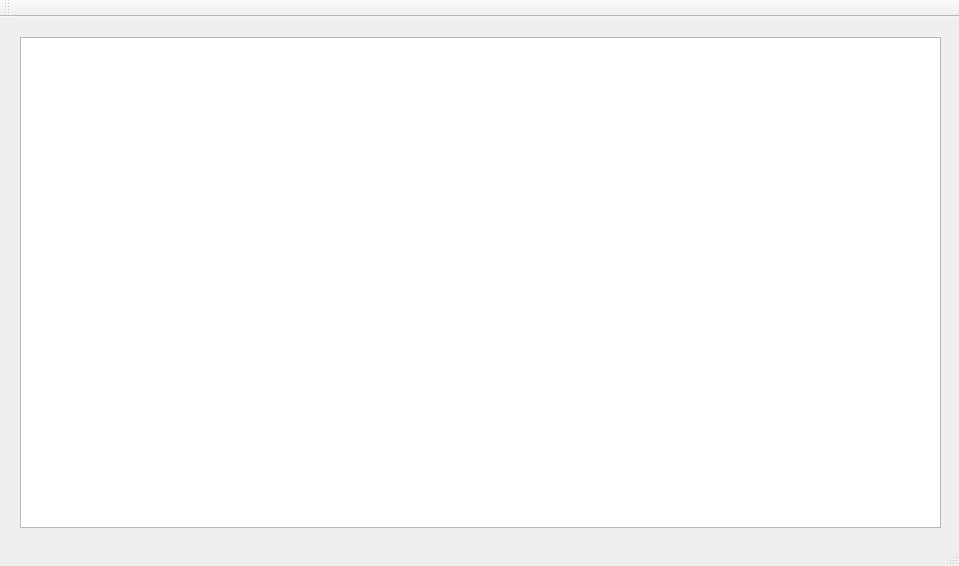
First picture: the form in packet/mainwindow.ui, repository holic159/packet-capture, before the edit.
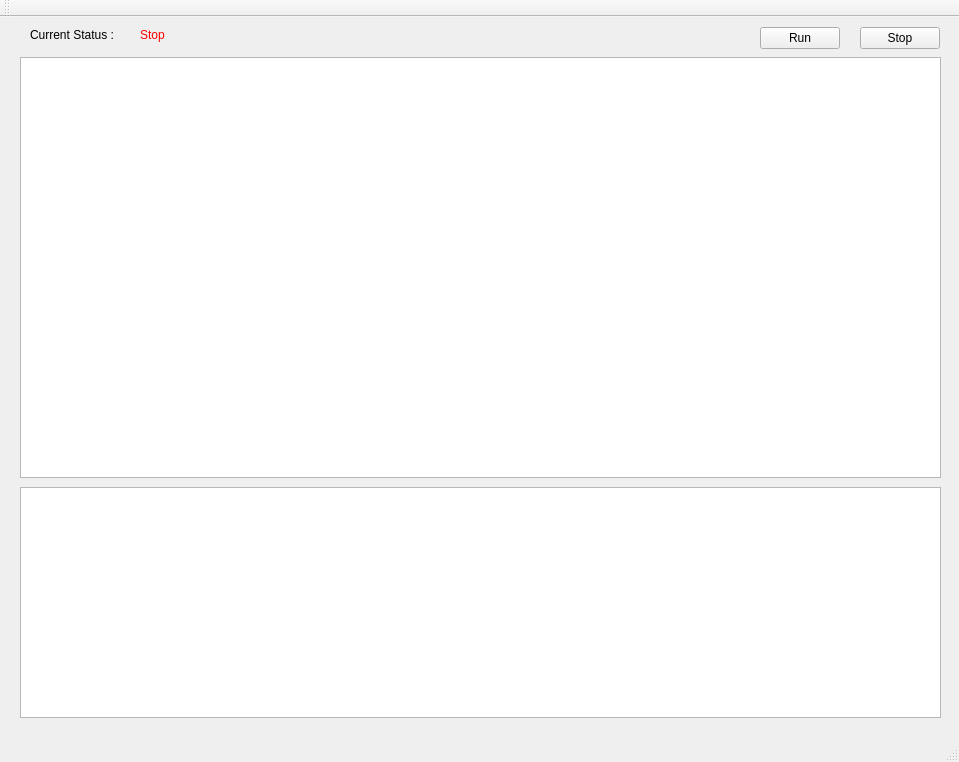
Second picture: the form after the edit.

```diff
--- a/packet/mainwindow.ui
+++ b/packet/mainwindow.ui
@@ -7,7 +7,7 @@
     <x>0</x>
     <y>0</y>
     <width>959</width>
-    <height>566</height>
+    <height>762</height>
    </rect>
   </property>
   <property name="windowTitle">
@@ -18,9 +18,74 @@
     <property name="geometry">
      <rect>
       <x>20</x>
-      <y>20</y>
+      <y>40</y>
       <width>921</width>
-      <height>491</height>
+      <height>421</height>
+     </rect>
+    </property>
+   </widget>
+   <widget class="QPushButton" name="runButton">
+    <property name="geometry">
+     <rect>
+      <x>760</x>
+      <y>10</y>
+      <width>80</width>
+      <height>22</height>
+     </rect>
+    </property>
+    <property name="text">
+     <string>Run</string>
+    </property>
+   </widget>
+   <widget class="QPushButton" name="stopButton">
+    <property name="geometry">
+     <rect>
+      <x>860</x>
+      <y>10</y>
+      <width>80</width>
+      <height>22</height>
+     </rect>
+    </property>
+    <property name="text">
+     <string>Stop</string>
+    </property>
+   </widget>
+   <widget class="QLabel" name="currentStatusLabel">
+    <property name="geometry">
+     <rect>
+      <x>30</x>
+      <y>10</y>
+      <width>101</width>
+      <height>16</height>
+     </rect>
+    </property>
+    <property name="text">
+     <string>Current Status : </string>
+    </property>
+   </widget>
+   <widget class="QLabel" name="currentStatusValue">
+    <property name="geometry">
+     <rect>
+      <x>140</x>
+      <y>10</y>
+      <width>59</width>
+      <height>16</height>
+     </rect>
+    </property>
+    <property name="styleSheet">
+     <string notr="true">QLabel { color : red; }</string>
+    </property>
+    <property name="text">
+     <string>Stop</string>
+    </property>
+   </widget>
+   <widget class="QTextEdit" name="packetData">
+    <property name="geometry">
+     <rect>
+      <x>20</x>
+      <y>470</y>
+      <width>921</width>
+      <height>231</height>
      </rect>
     </property>
    </widget>
```
Left out of the diff: 39 changed lines with no effect on the pictures.
